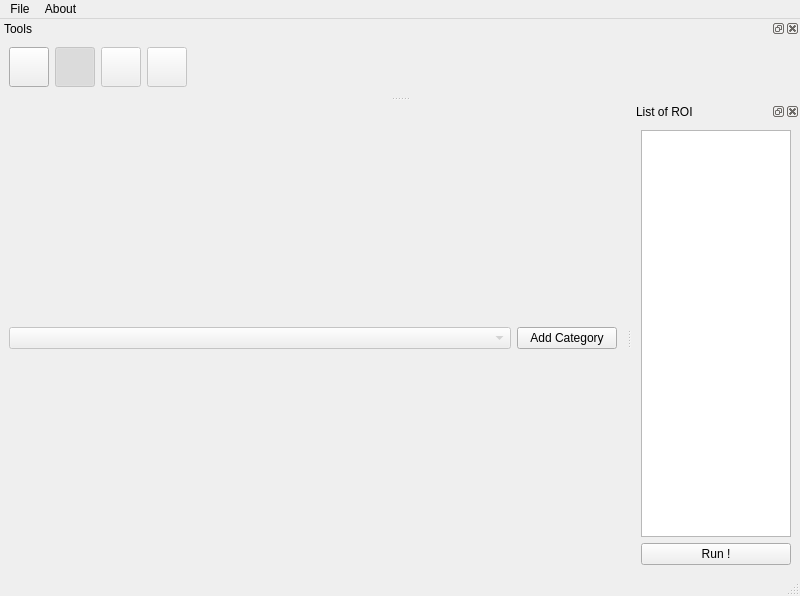
Above: ui/segment.ui from s-du/ForestPicTaker before the change. Below: the same form after it.
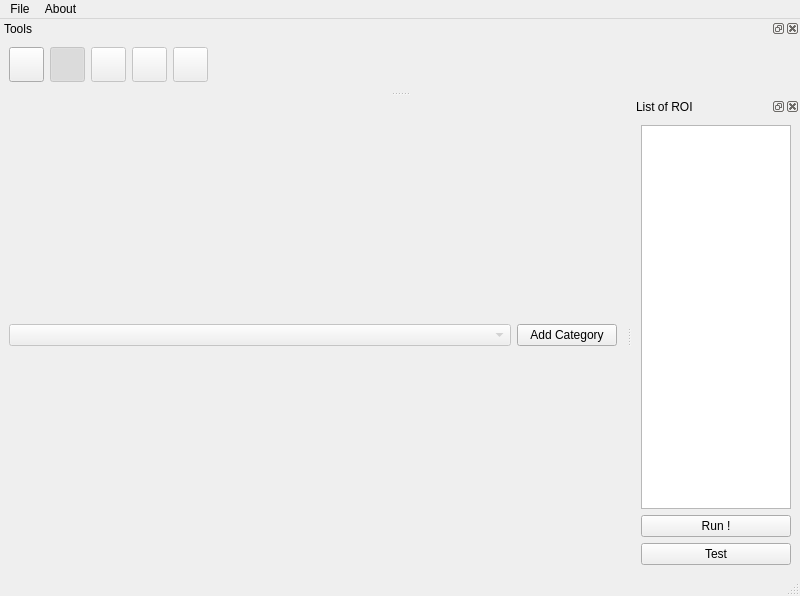
That is the form after the change.

The edit to the form file:
```diff
--- a/ui/segment.ui
+++ b/ui/segment.ui
@@ -100,14 +100,14 @@
       <widget class="QPushButton" name="pushButton_main_load">
        <property name="minimumSize">
         <size>
-         <width>40</width>
-         <height>40</height>
+         <width>35</width>
+         <height>35</height>
         </size>
        </property>
        <property name="maximumSize">
         <size>
-         <width>40</width>
-         <height>40</height>
+         <width>35</width>
+         <height>35</height>
         </size>
        </property>
        <property name="toolTip">
@@ -131,14 +131,14 @@
        </property>
        <property name="minimumSize">
         <size>
-         <width>40</width>
-         <height>40</height>
+         <width>35</width>
+         <height>35</height>
         </size>
        </property>
        <property name="maximumSize">
         <size>
-         <width>40</width>
-         <height>40</height>
+         <width>35</width>
+         <height>35</height>
         </size>
        </property>
        <property name="toolTip">
@@ -171,14 +171,14 @@
        </property>
        <property name="minimumSize">
         <size>
-         <width>40</width>
-         <height>40</height>
+         <width>35</width>
+         <height>35</height>
         </size>
        </property>
        <property name="maximumSize">
         <size>
-         <width>40</width>
-         <height>40</height>
+         <width>35</width>
+         <height>35</height>
         </size>
        </property>
        <property name="toolTip">
@@ -208,14 +208,14 @@
        </property>
        <property name="minimumSize">
         <size>
-         <width>40</width>
-         <height>40</height>
+         <width>35</width>
+         <height>35</height>
         </size>
        </property>
        <property name="maximumSize">
         <size>
-         <width>40</width>
-         <height>40</height>
+         <width>35</width>
+         <height>35</height>
         </size>
        </property>
        <property name="toolTip">
@@ -239,6 +239,43 @@
       </widget>
      </item>
      <item row="0" column="4">
+      <widget class="QPushButton" name="pushButton_brush">
+       <property name="enabled">
+        <bool>false</bool>
+       </property>
+       <property name="minimumSize">
+        <size>
+         <width>35</width>
+         <height>35</height>
+        </size>
+       </property>
+       <property name="maximumSize">
+        <size>
+         <width>35</width>
+         <height>35</height>
+        </size>
+       </property>
+       <property name="toolTip">
+        <string>Load point cloud</string>
+       </property>
+       <property name="text">
+        <string/>
+       </property>
+       <property name="iconSize">
+        <size>
+         <width>25</width>
+         <height>25</height>
+        </size>
+       </property>
+       <property name="checkable">
+        <bool>true</bool>
+       </property>
+       <property name="autoExclusive">
+        <bool>true</bool>
+       </property>
+      </widget>
+     </item>
+     <item row="0" column="5">
       <spacer name="horizontalSpacer">
        <property name="orientation">
         <enum>Qt::Horizontal</enum>
@@ -289,6 +326,13 @@
        </property>
       </widget>
      </item>
+     <item>
+      <widget class="QPushButton" name="pushButton_multirun">
+       <property name="text">
+        <string>Test</string>
+       </property>
+      </widget>
+     </item>
     </layout>
    </widget>
   </widget>
```
